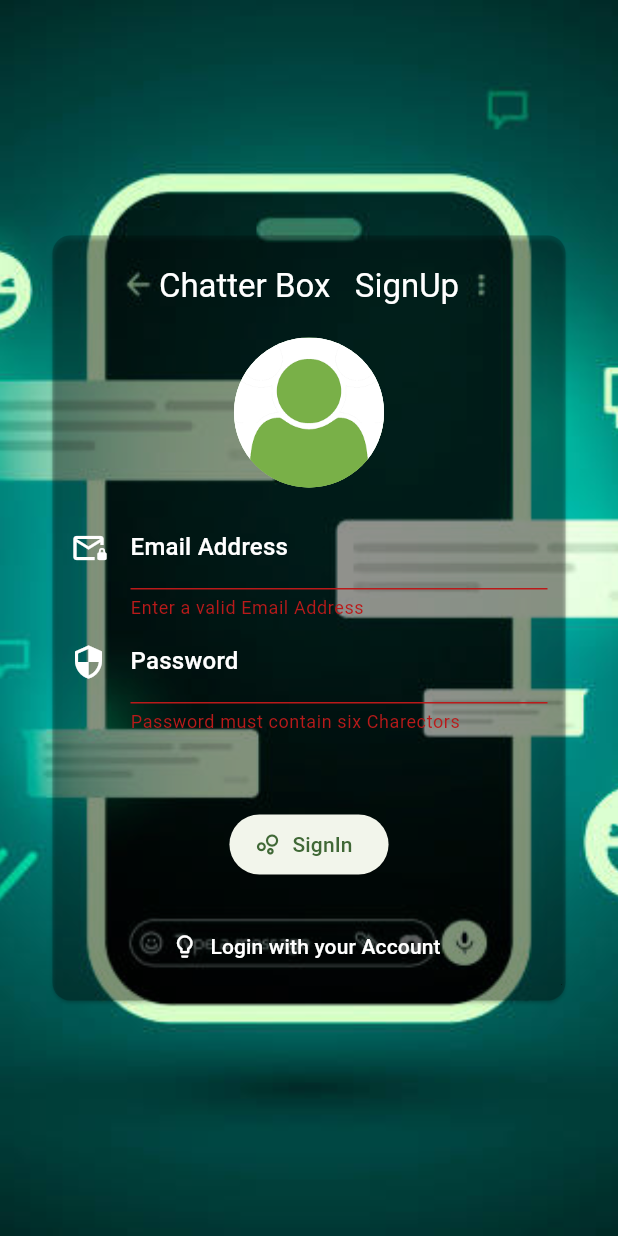
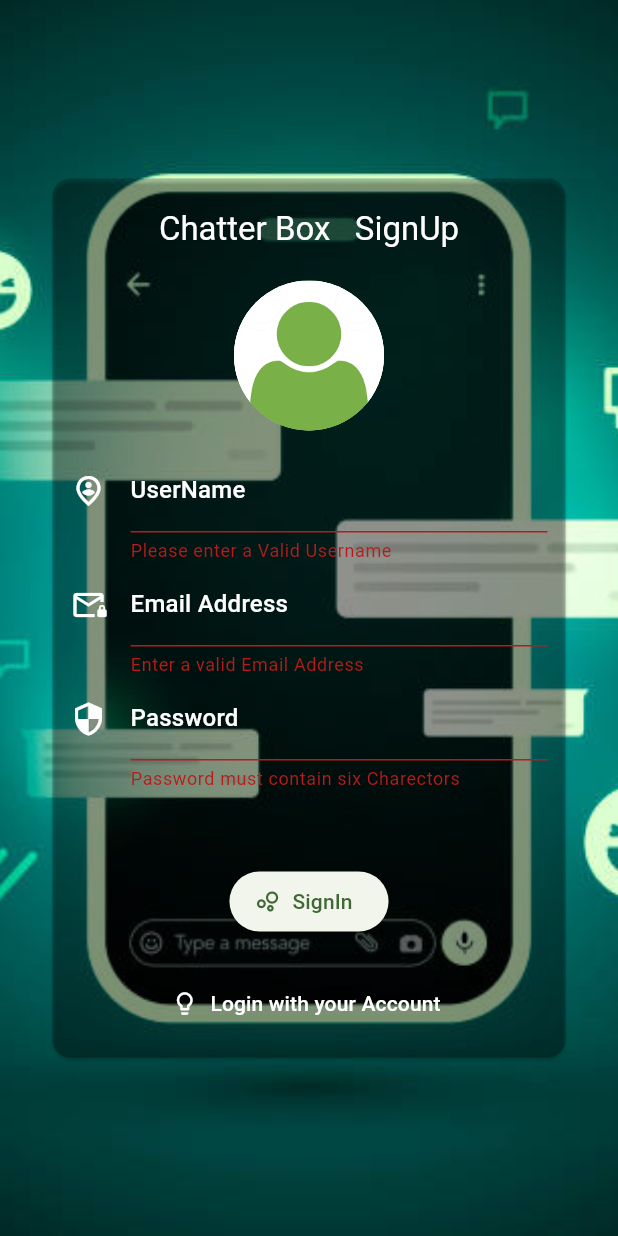
Before and after one commit to Praveen0586/chatter_box, a Flutter app: the screen it shows after launch, after a tap on "LogIn", after a tap on "Create a New Account", after a tap on "SignIn", on a phone screen of 412 x 824 dp. Run offline on Flutter 3.47's test engine with Material 3 defaults, Android fonts, the phone set to English and light mode, and no system bars; our stand-ins replace firebase_auth, firebase_core, firebase_storage, image_picker; accounts and stored records are empty.

Commit message:
adding Username Form Field for sign up user

```diff
--- a/lib/screens/authentication.dart
+++ b/lib/screens/authentication.dart
@@ -18,6 +18,7 @@ class AuthenticationScreen extends StatefulWidget {
 class _AuthenticationScreenState extends State<AuthenticationScreen> {
   String _selectedEmail = '';
   String _selectedPassword = '';
+  String _selectedusername = '';
   File? _selectedimg;
   bool isLogin = true;
   final _formkey = GlobalKey<FormState>();
@@ -123,6 +124,39 @@ class _AuthenticationScreenState extends State<AuthenticationScreen> {
                       child: Column(
                         mainAxisSize: MainAxisSize.min,
                         children: [
+                          if (!isLogin)
+                            TextFormField(
+                              autocorrect: false,
+                              style: const TextStyle(color: Colors.white),
+                              decoration: InputDecoration(
+                                  icon: Icon(
+                                    Icons.person_pin_circle_outlined,
+                                    color: Theme.of(context)
+                                        .colorScheme
+                                        .onSecondary,
+                                  ),
+                                  label: Text(
+                                    'UserName',
+                                    style: Theme.of(context)
+                                        .textTheme
+                                        .titleMedium!
+                                        .copyWith(
+                                            color: Theme.of(context)
+                                                .colorScheme
+                                                .onPrimary),
+                                  )),
+                              validator: (value) {
+                                if (value == null ||
+                                    value.isEmpty ||
+                                    value.trim().length < 4) {
+                                  return 'Please enter a Valid Username ';
+                                }
+                                return null;
+                              },
+                              onSaved: (newValue) {
+                                _selectedusername = newValue!;
+                              },
+                            ),
                           TextFormField(
                             textCapitalization: TextCapitalization.none,
                             keyboardType: TextInputType.emailAddress,
```
